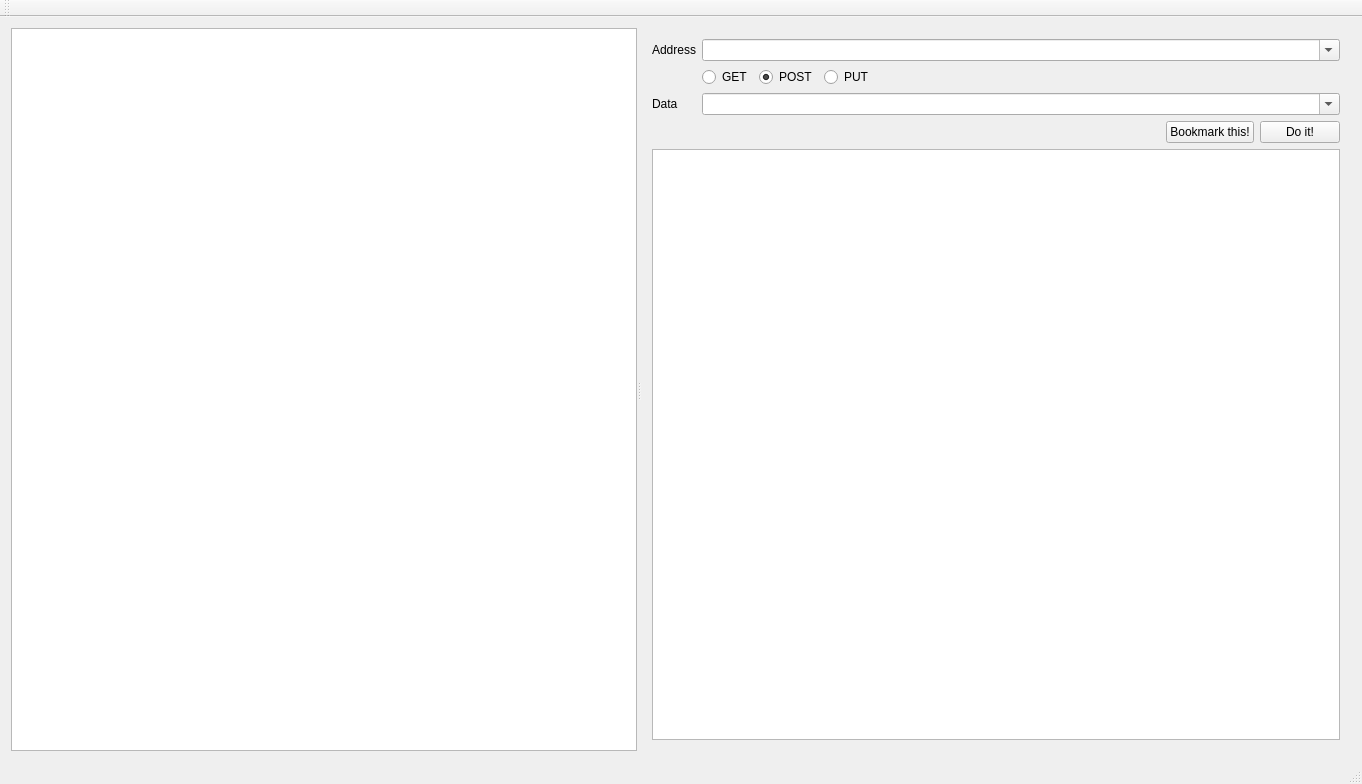
Before: the Qt Designer form mainwindow.ui in t-mon/krest, drawn with Qt 5.
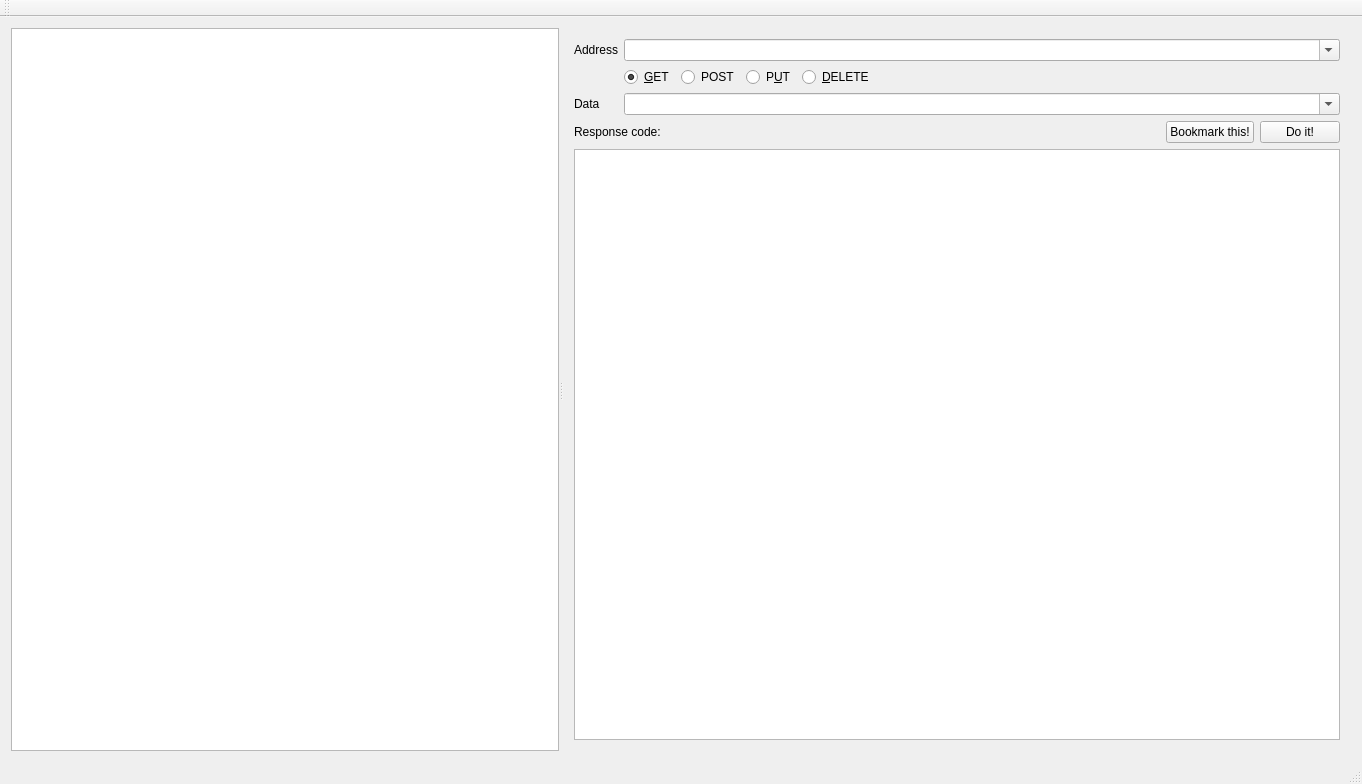
After: the same form once the commit is applied.

Commit message: add delete command and status code

Diff of the .ui file:
```diff
--- a/mainwindow.ui
+++ b/mainwindow.ui
@@ -36,7 +36,7 @@
             </property>
            </widget>
           </item>
-          <item row="0" column="1" colspan="4">
+          <item row="0" column="1" colspan="5">
            <widget class="QComboBox" name="cbUrl">
             <property name="sizePolicy">
              <sizepolicy hsizetype="Expanding" vsizetype="Fixed">
@@ -49,7 +49,7 @@
             </property>
            </widget>
           </item>
-          <item row="1" column="4">
+          <item row="1" column="5">
            <spacer name="horizontalSpacer">
             <property name="orientation">
              <enum>Qt::Horizontal</enum>
@@ -69,7 +69,7 @@
             </property>
            </widget>
           </item>
-          <item row="2" column="1" colspan="4">
+          <item row="2" column="1" colspan="5">
            <widget class="QComboBox" name="cbData">
             <property name="sizePolicy">
              <sizepolicy hsizetype="Expanding" vsizetype="Fixed">
@@ -88,21 +88,31 @@
              <string>POST</string>
             </property>
             <property name="checked">
-             <bool>true</bool>
-            </property>
-           </widget>
-          </item>
-          <item row="1" column="1">
-           <widget class="QRadioButton" name="rbGet">
-            <property name="text">
-             <string>GET</string>
+             <bool>false</bool>
             </property>
            </widget>
           </item>
           <item row="1" column="3">
            <widget class="QRadioButton" name="rbPut">
             <property name="text">
-             <string>PUT</string>
+             <string>P&amp;UT</string>
+            </property>
+           </widget>
+          </item>
+          <item row="1" column="1">
+           <widget class="QRadioButton" name="rbGet">
+            <property name="text">
+             <string>&amp;GET</string>
+            </property>
+            <property name="checked">
+             <bool>true</bool>
+            </property>
+           </widget>
+          </item>
+          <item row="1" column="4">
+           <widget class="QRadioButton" name="rbDelete">
+            <property name="text">
+             <string>&amp;DELETE</string>
             </property>
            </widget>
           </item>
@@ -110,6 +120,29 @@
         </item>
         <item>
          <layout class="QHBoxLayout" name="horizontalLayout">
+          <item>
+           <widget class="QLabel" name="responseLable">
+            <property name="text">
+             <string>Response code:</string>
+            </property>
+           </widget>
+          </item>
+          <item>
+           <widget class="QLabel" name="statusLable">
+            <property name="baseSize">
+             <size>
+              <width>40</width>
+              <height>0</height>
+             </size>
+            </property>
+            <property name="autoFillBackground">
+             <bool>true</bool>
+            </property>
+            <property name="text">
+             <string/>
+            </property>
+           </widget>
+          </item>
           <item>
            <spacer name="horizontalSpacer_2">
             <property name="orientation">
```
Left out of the diff: 2 changed lines with no effect on the pictures. The commit also changes 4 other files.
